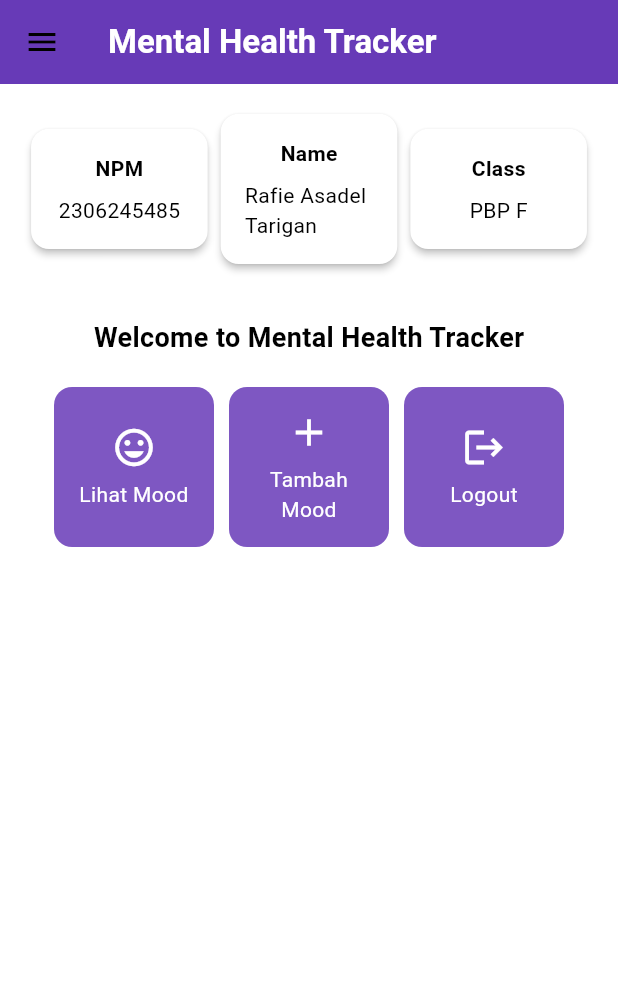
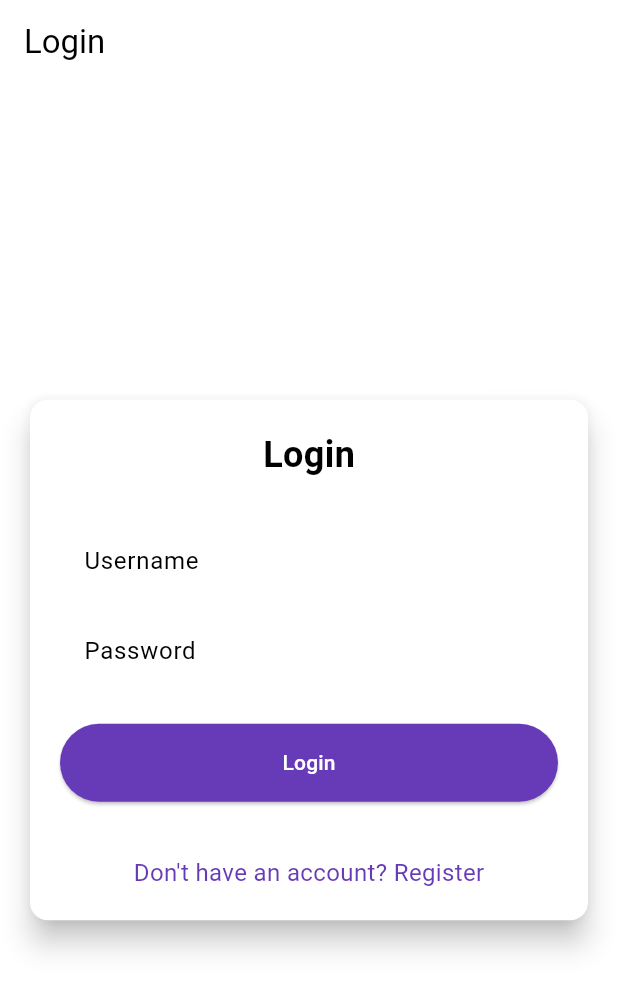
Before and after one commit to rafiedel/mental-health-tracker-mobile, a Flutter app: the screen it shows after launch, on a phone screen of 412 x 824 dp. Shown: the top 991 px of the screen. Run offline on Flutter 3.47's test engine with Material 3 defaults, Android fonts, the phone set to English and light mode, and no system bars; missing offline and left inert: pbp_django_auth.

Commit message:
feat: Tutorial 8 Done

```diff
--- /dev/null
+++ b/devtools_options.yaml
@@ -0,0 +1,3 @@
+description: This file stores settings for Dart & Flutter DevTools.
+documentation: https://docs.flutter.dev/tools/devtools/extensions#configure-extension-enablement-states
+extensions:
--- a/lib/main.dart
+++ b/lib/main.dart
@@ -1,5 +1,8 @@
 import 'package:flutter/material.dart';
+import 'package:mental_health_tracker/screens/login.dart';
 import 'package:mental_health_tracker/screens/menu.dart';
+import 'package:provider/provider.dart';
+import 'package:pbp_django_auth/pbp_django_auth.dart';
 
 void main() {
   runApp(const MyApp());
@@ -8,18 +11,23 @@ void main() {
 class MyApp extends StatelessWidget {
   const MyApp({super.key});
 
-  // This widget is the root of your application.
   @override
   Widget build(BuildContext context) {
-    return MaterialApp(
-      title: 'Mental Health Tracker',
-      theme: ThemeData(
-        colorScheme: ColorScheme.fromSwatch(
-              primarySwatch: Colors.deepPurple,
-        ).copyWith(secondary: Colors.deepPurple[400]),
-        useMaterial3: true,
+    return Provider(
+      create: (_) {
+        CookieRequest request = CookieRequest();
+        return request;
+      },
+      child: MaterialApp(
+        title: 'Mental Health Tracker',
+        theme: ThemeData(
+          useMaterial3: true,
+          colorScheme: ColorScheme.fromSwatch(
+            primarySwatch: Colors.deepPurple,
+          ).copyWith(secondary: Colors.deepPurple[400]),
+        ),
+        home: const LoginPage(),
       ),
-      home: MyHomePage(),
     );
   }
 }
--- /dev/null
+++ b/lib/screens/login.dart
@@ -0,0 +1,183 @@
+import 'package:mental_health_tracker/screens/menu.dart';
+import 'package:flutter/material.dart';
+import 'package:pbp_django_auth/pbp_django_auth.dart';
+import 'package:provider/provider.dart';
+
+import 'register.dart';
+// TODO: Import halaman RegisterPage jika sudah dibuat
+
+void main() {
+  runApp(const LoginApp());
+}
+
+class LoginApp extends StatelessWidget {
+  const LoginApp({super.key});
+
+  @override
+  Widget build(BuildContext context) {
+    return MaterialApp(
+      title: 'Login',
+      theme: ThemeData(
+        useMaterial3: true,
+        colorScheme: ColorScheme.fromSwatch(
+          primarySwatch: Colors.deepPurple,
+        ).copyWith(secondary: Colors.deepPurple[400]),
+      ),
+      home: const LoginPage(),
+    );
+  }
+}
+
+class LoginPage extends StatefulWidget {
+  const LoginPage({super.key});
+
+  @override
+  State<LoginPage> createState() => _LoginPageState();
+}
+
+class _LoginPageState extends State<LoginPage> {
+  final TextEditingController _usernameController = TextEditingController();
+  final TextEditingController _passwordController = TextEditingController();
+
+  @override
+  Widget build(BuildContext context) {
+    final request = context.watch<CookieRequest>();
+
+    return Scaffold(
+      appBar: AppBar(
+        title: const Text('Login'),
+      ),
+      body: Center(
+        child: SingleChildScrollView(
+          padding: const EdgeInsets.all(16.0),
+          child: Card(
+            elevation: 8,
+            shape: RoundedRectangleBorder(
+              borderRadius: BorderRadius.circular(12.0),
+            ),
+            child: Padding(
+              padding: const EdgeInsets.all(20.0),
+              child: Column(
+                mainAxisSize: MainAxisSize.min,
+                children: [
+                  const Text(
+                    'Login',
+                    style: TextStyle(
+                      fontSize: 24.0,
+                      fontWeight: FontWeight.bold,
+                    ),
+                  ),
+                  const SizedBox(height: 30.0),
+                  TextField(
+                    controller: _usernameController,
+                    decoration: const InputDecoration(
+                      labelText: 'Username',
+                      hintText: 'Enter your username',
+                      border: OutlineInputBorder(
+                        borderRadius: BorderRadius.all(Radius.circular(12.0)),
+                      ),
+                      contentPadding:
+                          EdgeInsets.symmetric(horizontal: 12.0, vertical: 8.0),
+                    ),
+                  ),
+                  const SizedBox(height: 12.0),
+                  TextField(
+                    controller: _passwordController,
+                    decoration: const InputDecoration(
+                      labelText: 'Password',
+                      hintText: 'Enter your password',
+                      border: OutlineInputBorder(
+                        borderRadius: BorderRadius.all(Radius.circular(12.0)),
+                      ),
+                      contentPadding:
+                          EdgeInsets.symmetric(horizontal: 12.0, vertical: 8.0),
+                    ),
+                    obscureText: true,
+                  ),
+                  const SizedBox(height: 24.0),
+                  ElevatedButton(
+                    onPressed: () async {
+                      String username = _usernameController.text;
+                      String password = _passwordController.text;
+
+                      // Cek kredensial
+                      // TODO: Ganti URL dan jangan lupa tambahkan trailing slash (/) di akhir URL!
+                      // Untuk menyambungkan Android emulator dengan Django pada localhost,
+                      // gunakan URL http://10.0.2.2/
+                      final response = await request
+                          .login("http://10.0.2.2:8000/auth/login/", {
+                        'username': username,
+                        'password': password,
+                      });
+
+                      if (request.loggedIn) {
+                        String message = response['message'];
+                        String uname = response['username'];
+                        if (context.mounted) {
+                          Navigator.pushReplacement(
+                            context,
+                            MaterialPageRoute(
+                                builder: (context) => MyHomePage()),
+                          );
+                          ScaffoldMessenger.of(context)
+                            ..hideCurrentSnackBar()
+                            ..showSnackBar(
+                              SnackBar(
+                                  content:
+                                      Text("$message Selamat datang, $uname.")),
+                            );
+                        }
+                      } else {
+                        if (context.mounted) {
+                          showDialog(
+                            context: context,
+                            builder: (context) => AlertDialog(
+                              title: const Text('Login Gagal'),
+                              content: Text(response['message']),
+                              actions: [
+                                TextButton(
+                                  child: const Text('OK'),
+                                  onPressed: () {
+                                    Navigator.pop(context);
+                                  },
+                                ),
+                              ],
+                            ),
+                          );
+                        }
+                      }
+                    },
+                    style: ElevatedButton.styleFrom(
+                      foregroundColor: Colors.white,
+                      minimumSize: Size(double.infinity, 50),
+                      backgroundColor: Theme.of(context).colorScheme.primary,
+                      padding: const EdgeInsets.symmetric(vertical: 16.0),
+                    ),
+                    child: const Text('Login'),
+                  ),
+                  const SizedBox(height: 36.0),
+                  GestureDetector(
+                    onTap: () {
+                      Navigator.push(
+                        context,
+                        MaterialPageRoute(
+                            builder: (context) => const RegisterPage()),
+                      );
+                    },
+                    child: Text(
+                      'Don\'t have an account? Register',
+                      style: TextStyle(
+                        color: Theme.of(context).colorScheme.primary,
+                        fontSize: 16.0,
+                      ),
+                    ),
+                  ),
+                ],
+              ),
+            ),
+          ),
+        ),
+      ),
+    );
+  }
+}
--- a/pubspec.yaml
+++ b/pubspec.yaml
@@ -35,6 +35,9 @@ dependencies:
   # The following adds the Cupertino Icons font to your application.
   # Use with the CupertinoIcons class for iOS style icons.
   cupertino_icons: ^1.0.8
+  provider: ^6.1.2
+  pbp_django_auth: ^0.4.0
+  http: ^1.2.2
 
 dev_dependencies:
   flutter_test:
```
Also changed, not shown: lib/models/mood_entry.dart (added, +65 -0 lines), lib/screens/list_moodentry.dart (added, +95 -0 lines), lib/screens/moodentry_form.dart (+38 -30 lines), lib/screens/register.dart (added, +166 -0 lines), lib/widgets/left_drawer.dart (+13 -0 lines), lib/widgets/mood_card.dart (+38 -1 lines), pubspec.lock, 2 other files.
